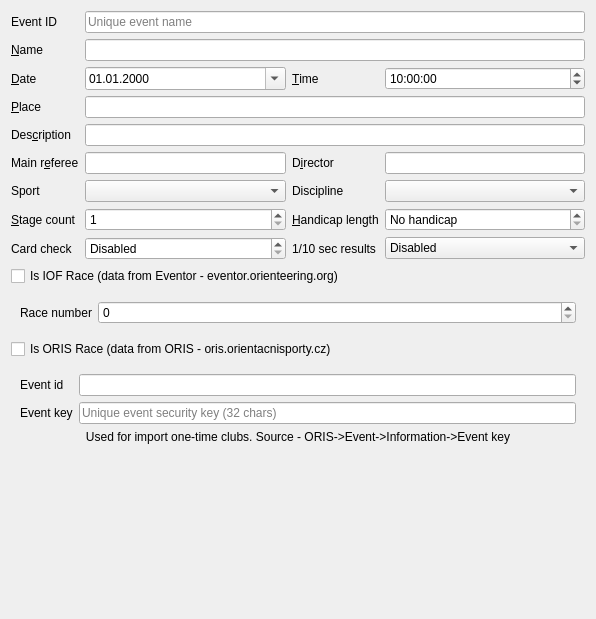
Qt form quickevent/app/quickevent/plugins/Event/src/eventdialogwidget.ui (tkafka/quickevent) before a commit.
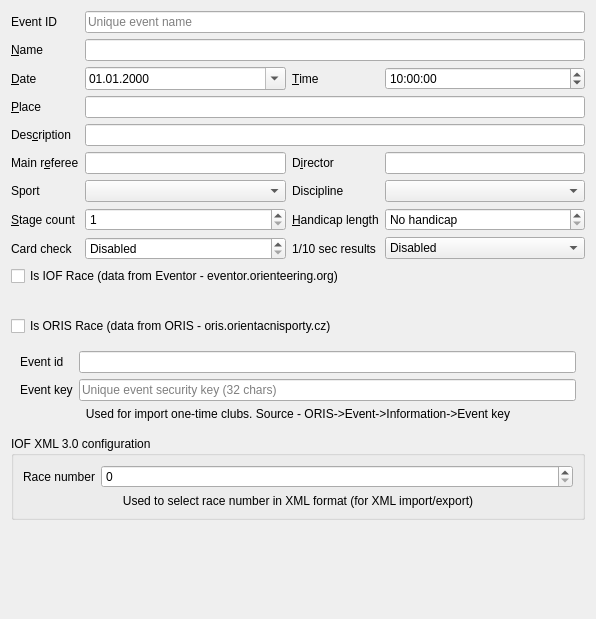
The same form after that commit.

Commit message: Edit Event dialog - UI updated - Race number is not only for Eventor.

Patch:
```diff
--- a/quickevent/app/quickevent/plugins/Event/src/eventdialogwidget.ui
+++ b/quickevent/app/quickevent/plugins/Event/src/eventdialogwidget.ui
@@ -289,22 +289,7 @@
    </item>
    <item>
     <widget class="QFrame" name="frameIofRace">
-     <layout class="QFormLayout" name="formLayout_2">
-      <item row="1" column="0">
-       <widget class="QLabel" name="label_16">
-        <property name="text">
-         <string>Race number</string>
-        </property>
-       </widget>
-      </item>
-      <item row="1" column="1">
-       <widget class="QSpinBox" name="ed_xmlRaceNumber">
-        <property name="toolTip">
-         <string>&lt;html&gt;&lt;head/&gt;&lt;body&gt;&lt;p&gt;IOF Eventor race number - if nonzero, used as &amp;lt;Race&amp;gt; node and for attribute of &amp;lt;Start&amp;gt; node for IOF XML exports&lt;/p&gt;&lt;/body&gt;&lt;/html&gt;</string>
-        </property>
-       </widget>
-      </item>
-     </layout>
+     <layout class="QFormLayout" name="formLayout_2"/>
     </widget>
    </item>
    <item>
@@ -364,6 +349,39 @@
      </layout>
     </widget>
    </item>
+   <item>
+    <widget class="QGroupBox" name="groupBox">
+     <property name="title">
+      <string>IOF XML 3.0 configuration</string>
+     </property>
+     <layout class="QFormLayout" name="formLayout">
+      <item row="0" column="0">
+       <widget class="QLabel" name="label_16">
+        <property name="text">
+         <string>Race number</string>
+        </property>
+       </widget>
+      </item>
+      <item row="0" column="1">
+       <widget class="QSpinBox" name="ed_xmlRaceNumber">
+        <property name="toolTip">
+         <string>&lt;html&gt;&lt;head/&gt;&lt;body&gt;&lt;p&gt;IOF Eventor race number - if nonzero, used as &amp;lt;Race&amp;gt; node and for attribute of &amp;lt;Start&amp;gt; node for IOF XML exports&lt;/p&gt;&lt;/body&gt;&lt;/html&gt;</string>
+        </property>
+       </widget>
+      </item>
+      <item row="1" column="0" colspan="2">
+       <widget class="QLabel" name="label_10">
+        <property name="text">
+         <string>Used to select race number in XML format (for XML import/export)</string>
+        </property>
+        <property name="alignment">
+         <set>Qt::AlignmentFlag::AlignCenter</set>
+        </property>
+       </widget>
+      </item>
+     </layout>
+    </widget>
+   </item>
    <item>
     <spacer name="verticalSpacer">
      <property name="orientation">
```
Left out of the diff: 4 changed lines with no effect on the pictures.
